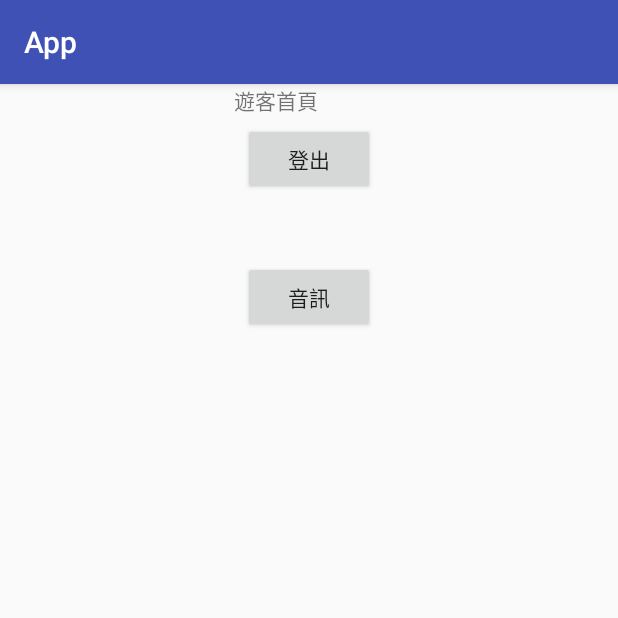
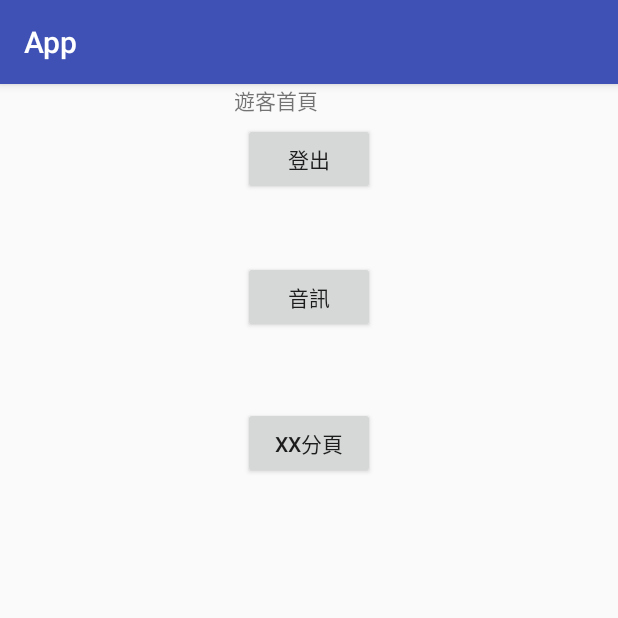
Before and after one commit to ChillyHsu/LoginTest, an Android app: the MainPageActivity screen opened directly, with no data from a screen before it, on a phone screen of 412 x 824 dp, the top half of it. Run offline under Robolectric (Android 15) with nearby library versions, the phone set to English and light mode, and no system bars.

Commit message:
到底怎麼更新TT

```diff
--- a/app/src/main/AndroidManifest.xml
+++ b/app/src/main/AndroidManifest.xml
@@ -26,7 +26,8 @@
         <activity android:name=".CheckpersonActivity" />
         <activity android:name=".MainPageActivity" />
         <activity android:name=".Mymusic" />
-        <activity android:name=".Music"></activity>
+        <activity android:name=".Music" />
+        <activity android:name=".uploadfile"></activity>
     </application>
 
 </manifest>
--- a/app/src/main/res/layout/main_page.xml
+++ b/app/src/main/res/layout/main_page.xml
@@ -40,5 +40,15 @@
         android:layout_marginTop="44dp"
         android:text="@string/button" />
 
+    <Button
+        android:id="@+id/button6"
+        android:layout_width="wrap_content"
+        android:layout_height="wrap_content"
+        android:layout_alignLeft="@+id/Button04"
+        android:layout_alignStart="@+id/Button04"
+        android:layout_below="@+id/Button04"
+        android:layout_marginTop="49dp"
+        android:text="@string/button6" />
+
 
 </RelativeLayout>
--- a/app/src/main/res/values/strings.xml
+++ b/app/src/main/res/values/strings.xml
@@ -16,4 +16,6 @@
     <string name="textview">音檔名稱</string>
     <string name="text">音檔名稱</string>
     <string name="back">返回上一頁</string>
+    <string name="button6">XX分頁</string>
+    <string name="button7">上傳檔案</string>
 </resources>
```
